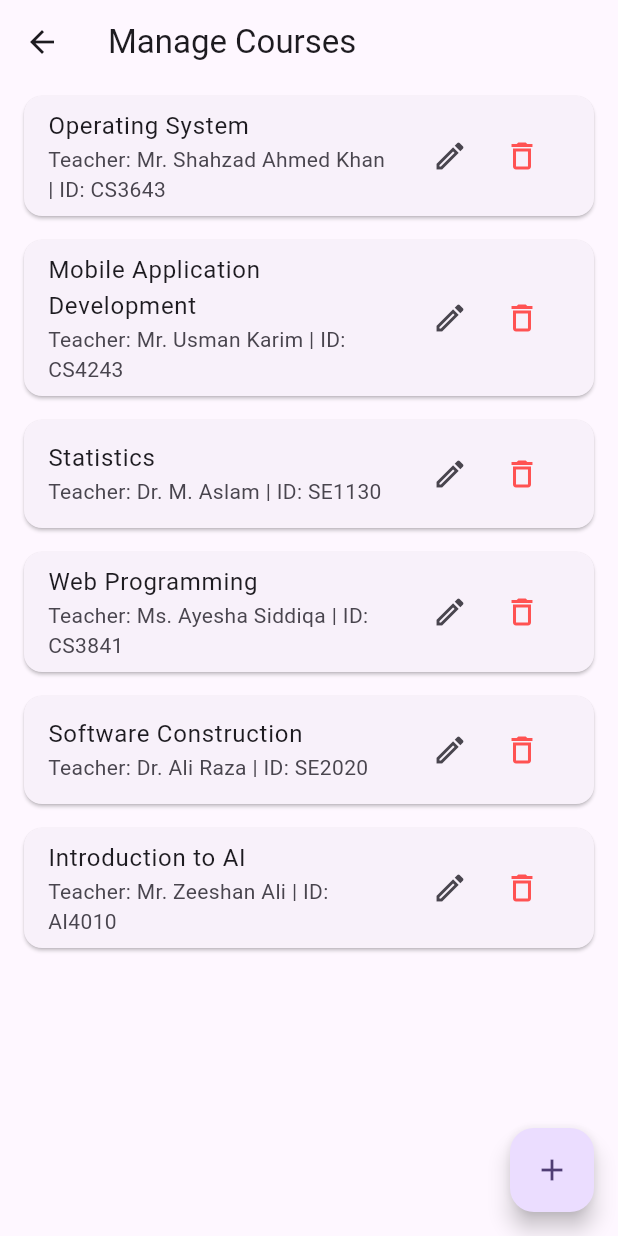
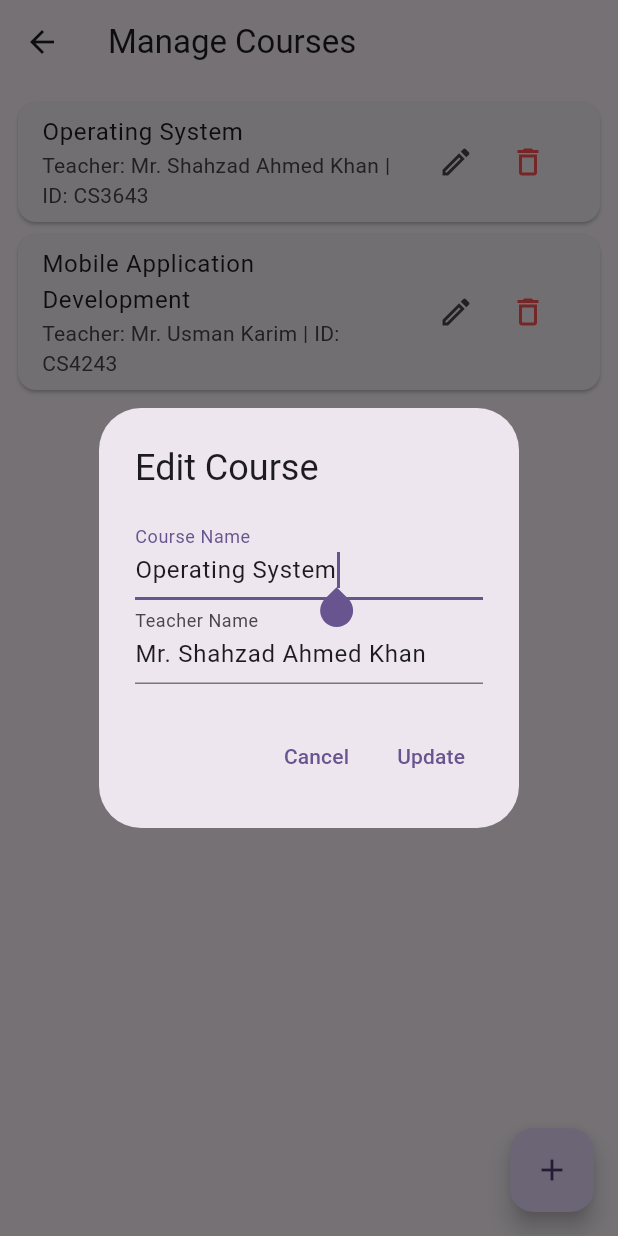
Before and after one commit to aabdulrafay/EduSmart, a Flutter app: the ManageCoursesScreen screen opened directly, after a tap on the "edit" icon, on a phone screen of 412 x 824 dp. Run offline on Flutter 3.47's test engine with Material 3 defaults, Android fonts, the phone set to English and light mode, and no system bars; our stand-ins replace pdf, printing; network calls fail.

```diff
--- a/lib/adminpages/Classes/courses_class.dart
+++ /dev/null
@@ -1,7 +0,0 @@
-class Course {
-  final String id;
-  final String name;
-  final String teacher;
-
-  Course({required this.id, required this.name, required this.teacher});
-}
--- a/lib/adminpages/Classes/teacher_class.dart
+++ /dev/null
@@ -1,31 +0,0 @@
-class Teacher {
-  final String id;
-  final String name;
-  final String department;
-  final String designation;
-  final String bio;
-  final String profileImageUrl;
-  final String email;
-  final String phone;
-  final String cnic;
-  final String address;
-  final String gender;
-  final String dateOfBirth;
-  final String qualification;
-
-  Teacher({
-    required this.id,
-    required this.name,
-    required this.department,
-    required this.designation,
-    required this.bio,
-    required this.profileImageUrl,
-    required this.email,
-    required this.phone,
-    required this.cnic,
-    required this.address,
-    required this.gender,
-    required this.dateOfBirth,
-    required this.qualification,
-  });
-}
--- a/lib/adminpages/manage_courses.dart
+++ b/lib/adminpages/manage_courses.dart
@@ -1,5 +1,5 @@
 import 'package:flutter/material.dart';
-import './Classes/courses_class.dart';
+import 'Classes/add_courses_screen.dart';
 
 class ManageCoursesScreen extends StatefulWidget {
   const ManageCoursesScreen({super.key});
@@ -9,29 +9,57 @@ class ManageCoursesScreen extends StatefulWidget {
 }
 
 class _ManageCoursesScreenState extends State<ManageCoursesScreen> {
-  final List<Course> _courses = [
-    Course(
-        id: 'CS3643',
-        name: 'Operating System',
-        teacher: 'Mr. Shahzad Ahmed Khan'),
-    Course(
-        id: 'CS4243',
-        name: 'Mobile Application Development',
-        teacher: 'Mr. Usman Karim'),
-    Course(id: 'SE1130', name: 'Statistics', teacher: 'Dr. M. Aslam'),
-    Course(
-        id: 'CS3841',
-        name: 'Web Programming',
-        teacher: 'Ms. Ayesha Siddiqa'),
-    Course(
-        id: 'SE2020',
-        name: 'Software Construction',
-        teacher: 'Dr. Ali Raza'),
-    Course(
-        id: 'AI4010',
-        name: 'Introduction to AI',
-        teacher: 'Mr. Zeeshan Ali'),
-  ];
+  void _showEditCourseDialog({
+    required String currentName,
+    required String currentTeacher,
+  }) {
+    final TextEditingController nameController =
+    TextEditingController(text: currentName);
+    final TextEditingController teacherController =
+    TextEditingController(text: currentTeacher);
+
+    showDialog(
+      context: context,
+      builder: (BuildContext context) {
+        return AlertDialog(
+          title: const Text('Edit Course'),
+          content: Column(
+            mainAxisSize: MainAxisSize.min,
+            children: <Widget>[
+              TextField(
+                controller: nameController,
+                decoration: const InputDecoration(labelText: 'Course Name'),
+                autofocus: true,
+              ),
+              TextField(
+                controller: teacherController,
+                decoration: const InputDecoration(labelText: 'Teacher Name'),
+              ),
+            ],
+          ),
+          actions: <Widget>[
+            TextButton(
+              onPressed: () {
+                Navigator.of(context).pop();
+              },
+              child: const Text('Cancel'),
+            ),
+            TextButton(
+              onPressed: () {
+                final snackBar = SnackBar(
+                  content: const Text('Course Updated Successfully!'),
+                  backgroundColor: Colors.green,
+                );
+                ScaffoldMessenger.of(context).showSnackBar(snackBar);
+                Navigator.of(context).pop();
+              },
+              child: const Text('Update'),
+            ),
+          ],
+        );
+      },
+    );
+  }
 
   @override
   Widget build(BuildContext context) {
@@ -40,37 +68,82 @@ class _ManageCoursesScreenState extends State<ManageCoursesScreen> {
         title: const Text('Manage Courses'),
       ),
       body: SafeArea(
-        child: ListView.builder(
-          itemCount: _courses.length,
-          itemBuilder: (BuildContext context, int index) {
-            final course = _courses[index];
-            return Card(
-              margin:
-              const EdgeInsets.symmetric(horizontal: 16.0, vertical: 8.0),
+        child: ListView(
+          padding: const EdgeInsets.all(8.0),
+          children: <Widget>[
+            Card(
               child: ListTile(
-                title: Text(course.name),
-                subtitle: Text('Teacher: ${course.teacher} | ID: ${course.id}'),
+                title: const Text('Operating System'),
+                subtitle:
+                const Text('Teacher: Mr. Shahzad Ahmed Khan | ID: CS3643'),
                 trailing: Row(
                   mainAxisSize: MainAxisSize.min,
                   children: <Widget>[
                     IconButton(
                       icon: const Icon(Icons.edit_outlined),
-                      onPressed: () {},
+                      onPressed: () {
+                        _showEditCourseDialog(
+                          currentName: 'Operating System',
+                          currentTeacher: 'Mr. Shahzad Ahmed Khan',
+                        );
+                      },
                     ),
                     IconButton(
                       icon: const Icon(Icons.delete_outline,
                           color: Colors.redAccent),
-                      onPressed: () {},
+                      onPressed: () {
+                        final snackBar = SnackBar(
+                          content: const Text('Deleted Successfully!'),
+                          backgroundColor: Colors.red,
+                        );
+                        ScaffoldMessenger.of(context).showSnackBar(snackBar);
+                      },
                     ),
                   ],
                 ),
               ),
-            );
-          },
+            ),
+            Card(
+              child: ListTile(
+                title: const Text('Mobile Application Development'),
+                subtitle: const Text('Teacher: Mr. Usman Karim | ID: CS4243'),
+                trailing: Row(
+                  mainAxisSize: MainAxisSize.min,
+                  children: <Widget>[
+                    IconButton(
+                      icon: const Icon(Icons.edit_outlined),
+                      onPressed: () {
+                        _showEditCourseDialog(
+                          currentName: 'Mobile Application Development',
+                          currentTeacher: 'Mr. Usman Karim',
+                        );
+                      },
+                    ),
+                    IconButton(
+                      icon: const Icon(Icons.delete_outline,
+                          color: Colors.redAccent),
+                      onPressed: () {
+                        final snackBar = SnackBar(
+                          content: const Text('Deleted Successfully!'),
+                          backgroundColor: Colors.red,
+                        );
+                        ScaffoldMessenger.of(context).showSnackBar(snackBar);
+                      },
+                    ),
+                  ],
+                ),
+              ),
+            ),
+          ],
         ),
       ),
       floatingActionButton: FloatingActionButton(
-        onPressed: () {},
+        onPressed: () {
+          Navigator.push(
+            context,
+            MaterialPageRoute(builder: (context) => const AddCourseScreen()),
+          );
+        },
         tooltip: 'Add Course',
         child: const Icon(Icons.add),
       ),
```
Also changed, not shown: lib/admin_dashboard_screen.dart (+13 -10 lines), lib/adminpages/Classes/add_courses_screen.dart (added, +50 -0 lines), lib/adminpages/Classes/add_teacher_screen.dart (added, +65 -0 lines), lib/adminpages/Classes/students_class.dart (deleted, +0 -11 lines), lib/adminpages/admin_profile_view.dart (added, +137 -0 lines), lib/adminpages/manage_teachers.dart (+7 -1 lines).
